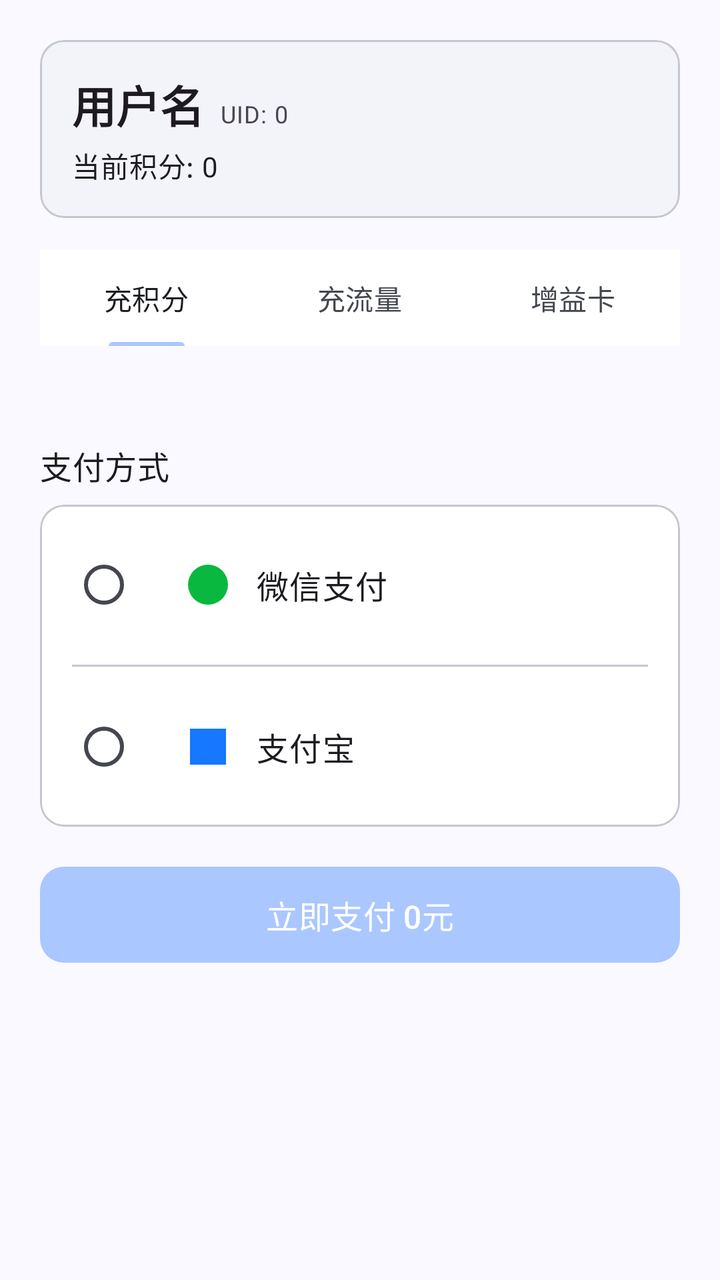
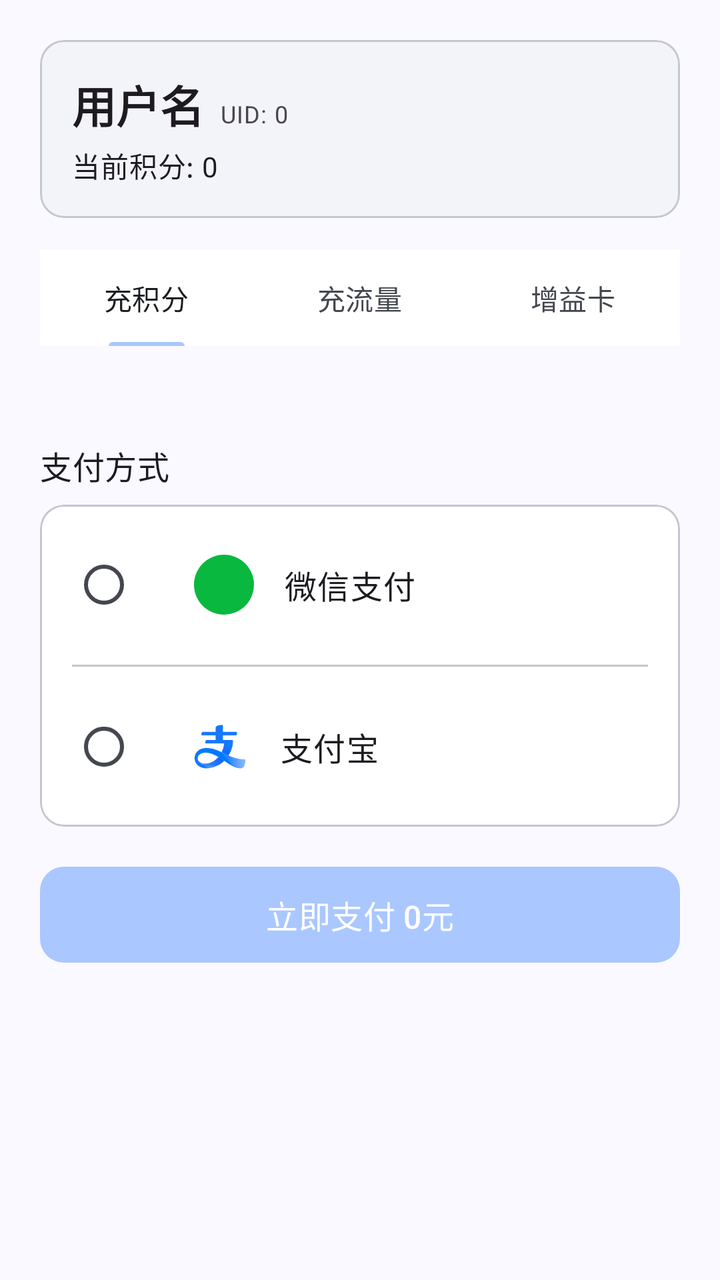

Two renders of the same Android screen: before a commit and after it. Below are the layout's source before the change and the commit's diff.
<!-- AndroidManifest.xml: application theme Theme.Simpfun -->
<!-- res/layout/fragment_recharge_layout.xml -->
<?xml version="1.0" encoding="utf-8"?>
<androidx.core.widget.NestedScrollView xmlns:android="http://schemas.android.com/apk/res/android"
    xmlns:app="http://schemas.android.com/apk/res-auto"
    android:layout_width="match_parent"
    android:layout_height="match_parent"
    android:background="?attr/colorSurface">

    <LinearLayout
        android:layout_width="match_parent"
        android:layout_height="wrap_content"
        android:orientation="vertical"
        android:padding="20dp"
        android:paddingTop="0dp">

        <com.google.android.material.card.MaterialCardView
            android:layout_width="match_parent"
            android:layout_height="wrap_content"
            style="?attr/materialCardViewFilledStyle"
            app:cardBackgroundColor="?attr/colorSurfaceContainerLow"
            app:strokeColor="?attr/colorOutlineVariant"
            app:strokeWidth="1dp"
            android:layout_marginBottom="16dp"
            android:layout_marginTop="0dp">

            <LinearLayout
                android:layout_width="match_parent"
                android:layout_height="wrap_content"
                android:orientation="vertical"
                android:padding="16dp">

                <LinearLayout
                    android:layout_width="match_parent"
                    android:layout_height="wrap_content"
                    android:orientation="horizontal"
                    android:gravity="bottom">
                    <TextView
                        android:id="@+id/tv_username"
                        android:layout_width="wrap_content"
                        android:layout_height="wrap_content"
                        android:text="用户名"
                        android:textAppearance="?attr/textAppearanceTitleLarge"
                        android:textStyle="bold" />
                    <TextView
                        android:id="@+id/tv_uid"
                        android:layout_width="wrap_content"
                        android:layout_height="wrap_content"
                        android:layout_marginStart="8dp"
                        android:text="UID: 0"
                        android:textAppearance="?attr/textAppearanceBodySmall" />
                </LinearLayout>

                <TextView
                    android:id="@+id/tv_current_point"
                    android:layout_width="wrap_content"
                    android:layout_height="wrap_content"
                    android:layout_marginTop="4dp"
                    android:text="当前积分: 0"
                    android:textAppearance="?attr/textAppearanceBodyMedium" />

                <TextView
                    android:id="@+id/tv_double_sign_card"
                    android:layout_width="wrap_content"
                    android:layout_height="wrap_content"
                    android:layout_marginTop="2dp"
                    android:text="双倍积分卡: 未生效"
                    android:textAppearance="?attr/textAppearanceBodySmall"
                    android:visibility="gone" />

                <TextView
                    android:id="@+id/tv_auto_sign_card"
                    android:layout_width="wrap_content"
                    android:layout_height="wrap_content"
                    android:layout_marginTop="2dp"
                    android:text="自动签到卡: 未生效"
                    android:textAppearance="?attr/textAppearanceBodySmall"
                    android:visibility="gone" />
            </LinearLayout>
        </com.google.android.material.card.MaterialCardView>

        
        <com.google.android.material.tabs.TabLayout
            android:id="@+id/tab_category"
            android:layout_width="match_parent"
            android:layout_height="wrap_content"
            android:layout_marginBottom="16dp"
            app:tabMode="fixed"
            app:tabIndicatorHeight="2dp"
            android:background="?attr/colorSurfaceContainerLowest"
            app:tabIndicatorColor="?attr/colorPrimary"
            app:tabSelectedTextColor="?attr/colorOnSurface"
            app:tabTextColor="?attr/colorOnSurfaceVariant">
            <com.google.android.material.tabs.TabItem
                android:layout_width="wrap_content"
                android:layout_height="wrap_content"
                android:text="充积分" />
            <com.google.android.material.tabs.TabItem
                android:layout_width="wrap_content"
                android:layout_height="wrap_content"
                android:text="充流量" />
            <com.google.android.material.tabs.TabItem
                android:layout_width="wrap_content"
                android:layout_height="wrap_content"
                android:text="增益卡" />
        </com.google.android.material.tabs.TabLayout>

        
        <FrameLayout
            android:layout_width="match_parent"
            android:layout_height="wrap_content">

            
            <TextView
                android:id="@+id/tv_under_construction"
                android:layout_width="match_parent"
                android:layout_height="200dp"
                android:gravity="center"
                android:text="页面正在施工"
                android:textAppearance="?attr/textAppearanceTitleMedium"
                android:visibility="gone" />

            
            <LinearLayout
                android:id="@+id/layout_recharge_points"
                android:layout_width="match_parent"
                android:layout_height="wrap_content"
                android:orientation="vertical">

                
                <androidx.recyclerview.widget.RecyclerView
                    android:id="@+id/recycler_tiers"
                    android:layout_width="match_parent"
                    android:layout_height="wrap_content"
                    android:nestedScrollingEnabled="false"
                    android:layout_marginBottom="16dp" />

                
                <androidx.recyclerview.widget.RecyclerView
                    android:id="@+id/recycler_modes"
                    android:layout_width="match_parent"
                    android:layout_height="wrap_content"
                    android:nestedScrollingEnabled="false"
                    android:layout_marginBottom="16dp" />

                
                <TextView
                    android:layout_width="wrap_content"
                    android:layout_height="wrap_content"
                    android:text="支付方式"
                    android:textAppearance="?attr/textAppearanceTitleMedium"
                    android:layout_marginBottom="8dp"/>

                
                <com.google.android.material.card.MaterialCardView
                    android:layout_width="match_parent"
                    android:layout_height="wrap_content"
                    style="?attr/materialCardViewFilledStyle"
                    app:cardBackgroundColor="?attr/colorSurfaceContainerLowest"
                    app:strokeColor="?attr/colorOutlineVariant"
                    app:strokeWidth="1dp"
                    android:layout_marginBottom="16dp">

                    <LinearLayout
                        android:layout_width="match_parent"
                        android:layout_height="wrap_content"
                        android:orientation="vertical">

                        
                        <LinearLayout
                            android:id="@+id/btn_wechat_pay"
                            android:layout_width="match_parent"
                            android:layout_height="wrap_content"
                            android:orientation="horizontal"
                            android:gravity="center_vertical"
                            android:padding="16dp"
                            android:background="?attr/selectableItemBackground"
                            android:clickable="true"
                            android:focusable="true">

                            <RadioButton
                                android:id="@+id/radio_wechat"
                                android:layout_width="wrap_content"
                                android:layout_height="wrap_content"
                                android:clickable="false"
                                android:focusable="false" />

                            <ImageView
                                android:layout_width="24dp"
                                android:layout_height="24dp"
                                android:src="@drawable/ic_wechat"
                                android:layout_marginStart="8dp" />

                            <TextView
                                android:id="@+id/tv_wechat_name"
                                android:layout_width="match_parent"
                                android:layout_height="wrap_content"
                                android:layout_marginStart="12dp"
                                android:text="微信支付"
                                android:textAppearance="?attr/textAppearanceBodyLarge" />
                        </LinearLayout>

                        <View
                            android:layout_width="match_parent"
                            android:layout_height="1dp"
                            android:background="?attr/colorOutlineVariant"
                            android:layout_marginStart="16dp"
                            android:layout_marginEnd="16dp" />

                        
                        <LinearLayout
                            android:id="@+id/btn_alipay"
                            android:layout_width="match_parent"
                            android:layout_height="wrap_content"
                            android:orientation="horizontal"
                            android:gravity="center_vertical"
                            android:padding="16dp"
                            android:background="?attr/selectableItemBackground"
                            android:clickable="true"
                            android:focusable="true">

                            <RadioButton
                                android:id="@+id/radio_alipay"
                                android:layout_width="wrap_content"
                                android:layout_height="wrap_content"
                                android:clickable="false"
                                android:focusable="false" />

                            <ImageView
                                android:layout_width="24dp"
                                android:layout_height="24dp"
                                android:src="@drawable/ic_alipay"
                                android:layout_marginStart="8dp" />

                            <TextView
                                android:id="@+id/tv_alipay_name"
                                android:layout_width="match_parent"
                                android:layout_height="wrap_content"
                                android:layout_marginStart="12dp"
                                android:text="支付宝"
                                android:textAppearance="?attr/textAppearanceBodyLarge" />
                        </LinearLayout>
                    </LinearLayout>
                </com.google.android.material.card.MaterialCardView>

                
                <com.google.android.material.button.MaterialButton
                    android:id="@+id/btn_pay"
                    android:layout_width="match_parent"
                    android:layout_height="56dp"
                    android:text="立即支付 0元"
                    app:cornerRadius="12dp"
                    android:textAppearance="?attr/textAppearanceTitleMedium"
                    android:layout_marginBottom="16dp" />
            </LinearLayout>

            
            <LinearLayout
                android:id="@+id/layout_recharge_traffic"
                android:layout_width="match_parent"
                android:layout_height="wrap_content"
                android:orientation="vertical"
                android:visibility="gone">

                <TextView
                    android:layout_width="wrap_content"
                    android:layout_height="wrap_content"
                    android:text="选择实例"
                    android:textAppearance="?attr/textAppearanceTitleMedium"
                    android:layout_marginBottom="8dp" />

                <com.google.android.material.card.MaterialCardView
                    android:layout_width="match_parent"
                    android:layout_height="wrap_content"
                    style="?attr/materialCardViewFilledStyle"
                    app:cardBackgroundColor="?attr/colorSurfaceContainerLowest"
                    app:strokeColor="?attr/colorOutlineVariant"
                    app:strokeWidth="1dp"
                    android:layout_marginBottom="16dp">

                    <LinearLayout
                        android:layout_width="match_parent"
                        android:layout_height="wrap_content"
                        android:orientation="vertical"
                        android:padding="16dp">

                        <Spinner
                            android:id="@+id/spinner_traffic_instance"
                            android:layout_width="match_parent"
                            android:layout_height="wrap_content" />

                        <TextView
                            android:id="@+id/tv_traffic_instance_summary"
                            android:layout_width="match_parent"
                            android:layout_height="wrap_content"
                            android:layout_marginTop="8dp"
                            android:text="请先选择需要充值流量的实例"
                            android:textAppearance="?attr/textAppearanceBodySmall" />
                    </LinearLayout>
                </com.google.android.material.card.MaterialCardView>

                <TextView
                    android:layout_width="wrap_content"
                    android:layout_height="wrap_content"
                    android:text="选择流量包"
                    android:textAppearance="?attr/textAppearanceTitleMedium"
                    android:layout_marginBottom="8dp" />

                <androidx.recyclerview.widget.RecyclerView
                    android:id="@+id/recycler_traffic_packages"
                    android:layout_width="match_parent"
                    android:layout_height="wrap_content"
                    android:nestedScrollingEnabled="false"
                    android:layout_marginBottom="12dp" />

                <TextView
                    android:layout_width="match_parent"
                    android:layout_height="wrap_content"
                    android:text="购买后将直接从当前积分中扣除。支持 1 / 3 / 10 / 30 G 流量包。"
                    android:textAppearance="?attr/textAppearanceBodySmall"
                    android:textColor="?attr/colorOnSurfaceVariant"
                    android:layout_marginBottom="16dp" />

                <com.google.android.material.button.MaterialButton
                    android:id="@+id/btn_buy_traffic"
                    android:layout_width="match_parent"
                    android:layout_height="56dp"
                    android:text="立即购买 0积分"
                    app:cornerRadius="12dp"
                    android:textAppearance="?attr/textAppearanceTitleMedium"
                    android:layout_marginBottom="16dp" />
            </LinearLayout>

            
            <LinearLayout
                android:id="@+id/layout_recharge_cards"
                android:layout_width="match_parent"
                android:layout_height="wrap_content"
                android:orientation="vertical"
                android:visibility="gone">

                <TextView
                    android:layout_width="wrap_content"
                    android:layout_height="wrap_content"
                    android:text="选择增益卡"
                    android:textAppearance="?attr/textAppearanceTitleMedium"
                    android:layout_marginBottom="8dp" />

                <androidx.recyclerview.widget.RecyclerView
                    android:id="@+id/recycler_card_types"
                    android:layout_width="match_parent"
                    android:layout_height="wrap_content"
                    android:nestedScrollingEnabled="false"
                    android:layout_marginBottom="16dp" />

                <TextView
                    android:layout_width="wrap_content"
                    android:layout_height="wrap_content"
                    android:text="选择时长"
                    android:textAppearance="?attr/textAppearanceTitleMedium"
                    android:layout_marginBottom="8dp" />

                <androidx.recyclerview.widget.RecyclerView
                    android:id="@+id/recycler_card_tiers"
                    android:layout_width="match_parent"
                    android:layout_height="wrap_content"
                    android:nestedScrollingEnabled="false"
                    android:layout_marginBottom="16dp" />

                <TextView
                    android:layout_width="wrap_content"
                    android:layout_height="wrap_content"
                    android:text="充值模式"
                    android:textAppearance="?attr/textAppearanceTitleMedium"
                    android:layout_marginBottom="8dp" />

                <androidx.recyclerview.widget.RecyclerView
                    android:id="@+id/recycler_card_modes"
                    android:layout_width="match_parent"
                    android:layout_height="wrap_content"
                    android:nestedScrollingEnabled="false"
                    android:layout_marginBottom="16dp" />

                <TextView
                    android:layout_width="wrap_content"
                    android:layout_height="wrap_content"
                    android:text="支付方式"
                    android:textAppearance="?attr/textAppearanceTitleMedium"
                    android:layout_marginBottom="8dp" />

                <com.google.android.material.card.MaterialCardView
                    android:layout_width="match_parent"
                    android:layout_height="wrap_content"
                    style="?attr/materialCardViewFilledStyle"
                    app:cardBackgroundColor="?attr/colorSurfaceContainerLowest"
                    app:strokeColor="?attr/colorOutlineVariant"
                    app:strokeWidth="1dp"
                    android:layout_marginBottom="16dp">

                    <LinearLayout
                        android:layout_width="match_parent"
                        android:layout_height="wrap_content"
                        android:orientation="vertical">

                        <LinearLayout
                            android:id="@+id/btn_wechat_pay_card"
                            android:layout_width="match_parent"
                            android:layout_height="wrap_content"
                            android:orientation="horizontal"
                            android:gravity="center_vertical"
                            android:padding="16dp"
                            android:background="?attr/selectableItemBackground"
                            android:clickable="true"
                            android:focusable="true">

                            <RadioButton
                                android:id="@+id/radio_wechat_card"
                                android:layout_width="wrap_content"
                                android:layout_height="wrap_content"
                                android:clickable="false"
                                android:focusable="false" />

                            <ImageView
                                android:layout_width="24dp"
                                android:layout_height="24dp"
                                android:src="@drawable/ic_wechat"
                                android:layout_marginStart="8dp" />

                            <TextView
                                android:id="@+id/tv_wechat_name_card"
                                android:layout_width="match_parent"
                                android:layout_height="wrap_content"
                                android:layout_marginStart="12dp"
                                android:text="微信支付"
                                android:textAppearance="?attr/textAppearanceBodyLarge" />
                        </LinearLayout>

                        <View
                            android:layout_width="match_parent"
                            android:layout_height="1dp"
                            android:background="?attr/colorOutlineVariant"
                            android:layout_marginStart="16dp"
                            android:layout_marginEnd="16dp" />

                        <LinearLayout
                            android:id="@+id/btn_alipay_card"
                            android:layout_width="match_parent"
                            android:layout_height="wrap_content"
                            android:orientation="horizontal"
                            android:gravity="center_vertical"
                            android:padding="16dp"
                            android:background="?attr/selectableItemBackground"
                            android:clickable="true"
                            android:focusable="true">

                            <RadioButton
                                android:id="@+id/radio_alipay_card"
                                android:layout_width="wrap_content"
                                android:layout_height="wrap_content"
                                android:clickable="false"
                                android:focusable="false" />

                            <ImageView
                                android:layout_width="24dp"
                                android:layout_height="24dp"
                                android:src="@drawable/ic_alipay"
                                android:layout_marginStart="8dp" />

                            <TextView
                                android:id="@+id/tv_alipay_name_card"
                                android:layout_width="match_parent"
                                android:layout_height="wrap_content"
                                android:layout_marginStart="12dp"
                                android:text="支付宝"
                                android:textAppearance="?attr/textAppearanceBodyLarge" />
                        </LinearLayout>
                    </LinearLayout>
                </com.google.android.material.card.MaterialCardView>

                <com.google.android.material.button.MaterialButton
                    android:id="@+id/btn_pay_card"
                    android:layout_width="match_parent"
                    android:layout_height="56dp"
                    android:text="立即支付 0元"
                    app:cornerRadius="12dp"
                    android:textAppearance="?attr/textAppearanceTitleMedium"
                    android:layout_marginBottom="16dp" />
            </LinearLayout>
        </FrameLayout>
    </LinearLayout>
</androidx.core.widget.NestedScrollView>
<!-- resources referenced by this layout -->
<resources>
  <!-- drawable ic_alipay (drawable) -->
  <vector xmlns:android="http://schemas.android.com/apk/res/android"
      android:width="24dp"
      android:height="24dp"
      android:viewportWidth="24"
      android:viewportHeight="24"
      android:tint="#1677FF">
    <path
        android:fillColor="@android:color/white"
        android:pathData="M3,3h18v18h-18z"/>
  </vector>
  <!-- drawable ic_wechat (drawable) -->
  <vector xmlns:android="http://schemas.android.com/apk/res/android"
      android:width="24dp"
      android:height="24dp"
      android:viewportWidth="24"
      android:viewportHeight="24"
      android:tint="#09B83E">
    <path
        android:fillColor="@android:color/white"
        android:pathData="M12,12m-10,0a10,10 0,1 1,20 0a10,10 0,1 1,-20 0"/>
  </vector>
  <color name="md_theme_primary">#AAC7FF</color>
  <color name="md_theme_onPrimary">#FFFFFF</color>
  <color name="md_theme_primaryContainer">#D6E3FF</color>
  <color name="md_theme_onPrimaryContainer">#284777</color>
  <color name="md_theme_secondary">#565F71</color>
  <color name="md_theme_onSecondary">#FFFFFF</color>
  <color name="md_theme_secondaryContainer">#DAE2F9</color>
  <color name="md_theme_onSecondaryContainer">#3E4759</color>
  <color name="md_theme_tertiary">#705575</color>
  <color name="md_theme_onTertiary">#FFFFFF</color>
  <color name="md_theme_tertiaryContainer">#FAD8FD</color>
  <color name="md_theme_onTertiaryContainer">#573E5C</color>
  <color name="md_theme_error">#BA1A1A</color>
  <color name="md_theme_onError">#FFFFFF</color>
  <color name="md_theme_errorContainer">#FFDAD6</color>
  <color name="md_theme_onErrorContainer">#93000A</color>
  <color name="md_theme_background">#F9F9FF</color>
  <color name="md_theme_onBackground">#191C20</color>
  <color name="md_theme_surface">#F9F9FF</color>
  <color name="md_theme_onSurface">#191C20</color>
  <color name="md_theme_surfaceVariant">#E0E2EC</color>
  <color name="md_theme_onSurfaceVariant">#44474E</color>
  <color name="md_theme_outline">#74777F</color>
  <color name="md_theme_outlineVariant">#C4C6D0</color>
  <color name="md_theme_inverseSurface">#2E3036</color>
  <color name="md_theme_inverseOnSurface">#F0F0F7</color>
  <color name="md_theme_inversePrimary">#AAC7FF</color>
  <color name="md_theme_primaryFixed">#D6E3FF</color>
  <color name="md_theme_onPrimaryFixed">#001B3E</color>
  <color name="md_theme_primaryFixedDim">#AAC7FF</color>
  <color name="md_theme_onPrimaryFixedVariant">#284777</color>
  <color name="md_theme_secondaryFixed">#DAE2F9</color>
  <color name="md_theme_onSecondaryFixed">#131C2B</color>
  <color name="md_theme_secondaryFixedDim">#BEC6DC</color>
  <color name="md_theme_onSecondaryFixedVariant">#3E4759</color>
  <color name="md_theme_tertiaryFixed">#FAD8FD</color>
  <color name="md_theme_onTertiaryFixed">#28132E</color>
  <color name="md_theme_tertiaryFixedDim">#DDBCE0</color>
  <color name="md_theme_onTertiaryFixedVariant">#573E5C</color>
  <color name="md_theme_surfaceDim">#D9D9E0</color>
  <color name="md_theme_surfaceBright">#F9F9FF</color>
  <color name="md_theme_surfaceContainerLowest">#FFFFFF</color>
  <color name="md_theme_surfaceContainerLow">#F3F3FA</color>
  <color name="md_theme_surfaceContainer">#EDEDF4</color>
  <color name="md_theme_surfaceContainerHigh">#E7E8EE</color>
  <color name="md_theme_surfaceContainerHighest">#E2E2E9</color>
  <style name="ThemeOverlay.Simpfun.BottomSheet" parent="ThemeOverlay.MaterialComponents.BottomSheetDialog" />
  <!-- unchanged entries left out for length: 1 -->
</resources>

<!-- the commit's change to res/layout/fragment_recharge_layout.xml (unified diff, before → after) -->
@@ -184,10 +184,10 @@
                                 android:focusable="false" />
 
                             <ImageView
-                                android:layout_width="24dp"
-                                android:layout_height="24dp"
+                                android:layout_width="36dp"
+                                android:layout_height="36dp"
                                 android:src="@drawable/ic_wechat"
-                                android:layout_marginStart="8dp" />
+                                android:layout_marginStart="10dp" />
 
                             <TextView
                                 android:id="@+id/tv_wechat_name"
@@ -225,8 +225,8 @@
                                 android:focusable="false" />
 
                             <ImageView
-                                android:layout_width="24dp"
-                                android:layout_height="24dp"
+                                android:layout_width="36dp"
+                                android:layout_height="36dp"
                                 android:src="@drawable/ic_alipay"
                                 android:layout_marginStart="8dp" />
 
@@ -462,7 +462,7 @@
                                 android:layout_width="24dp"
                                 android:layout_height="24dp"
                                 android:src="@drawable/ic_alipay"
-                                android:layout_marginStart="8dp" />
+                                android:layout_marginStart="10dp" />
 
                             <TextView
                                 android:id="@+id/tv_alipay_name_card"
<!-- resource entries referenced after the edit -->
@@ -1,16 +1,6 @@
 <!-- resources referenced by this layout -->
 <resources>
-  <!-- drawable ic_alipay (drawable) -->
-  <vector xmlns:android="http://schemas.android.com/apk/res/android"
-      android:width="24dp"
-      android:height="24dp"
-      android:viewportWidth="24"
-      android:viewportHeight="24"
-      android:tint="#1677FF">
-    <path
-        android:fillColor="@android:color/white"
-        android:pathData="M3,3h18v18h-18z"/>
-  </vector>
+  <!-- drawable ic_alipay: vector/xml drawable (drawable, 3514 chars, omitted) -->
   <!-- drawable ic_wechat (drawable) -->
   <vector xmlns:android="http://schemas.android.com/apk/res/android"
       android:width="24dp"
